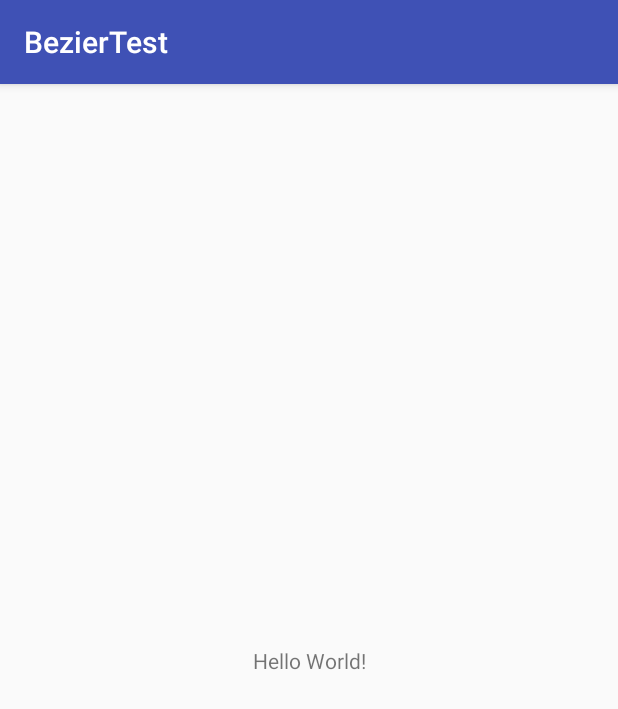
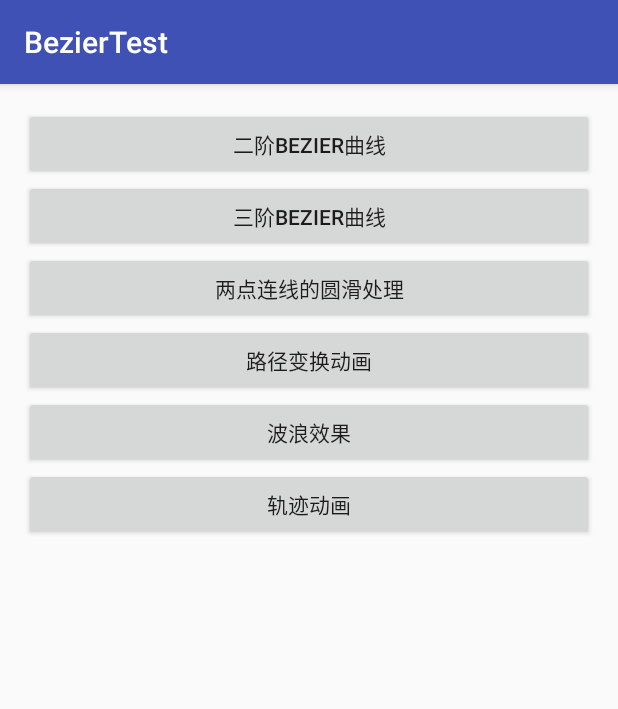
Before and after one commit to wxyass/BezierTest, an Android app: the screen it shows after launch (MainActivity), on a phone screen of 412 x 824 dp. Shown: the top 709 px of the screen. Run offline under Robolectric (Android 15) with nearby library versions, the phone set to English and light mode, and no system bars.

Commit message:
完成页面跳转

```diff
--- a/app/src/main/res/layout/activity_main.xml
+++ b/app/src/main/res/layout/activity_main.xml
@@ -1,19 +1,50 @@
 <?xml version="1.0" encoding="utf-8"?>
-<android.support.constraint.ConstraintLayout
+<LinearLayout
     xmlns:android="http://schemas.android.com/apk/res/android"
-    xmlns:app="http://schemas.android.com/apk/res-auto"
     xmlns:tools="http://schemas.android.com/tools"
     android:layout_width="match_parent"
     android:layout_height="match_parent"
-    tools:context="com.wxyass.beziertest.MainActivity">
+    android:orientation="vertical"
+    android:paddingBottom="@dimen/activity_vertical_margin"
+    android:paddingLeft="@dimen/activity_horizontal_margin"
+    android:paddingRight="@dimen/activity_horizontal_margin"
+    android:paddingTop="@dimen/activity_vertical_margin"
+    tools:context=".MainActivity">
 
-    <TextView
-        android:layout_width="wrap_content"
+    <Button
+        android:layout_width="match_parent"
         android:layout_height="wrap_content"
-        android:text="Hello World!"
-        app:layout_constraintBottom_toBottomOf="parent"
-        app:layout_constraintLeft_toLeftOf="parent"
-        app:layout_constraintRight_toRightOf="parent"
-        app:layout_constraintTop_toTopOf="parent"/>
+        android:onClick="secondBezierTest"
+        android:text="二阶Bezier曲线"/>
 
-</android.support.constraint.ConstraintLayout>
+    <Button
+        android:layout_width="match_parent"
+        android:layout_height="wrap_content"
+        android:onClick="thirdBezierTest"
+        android:text="三阶Bezier曲线"/>
+
+    <Button
+        android:layout_width="match_parent"
+        android:layout_height="wrap_content"
+        android:onClick="drawPadBezierTest"
+        android:text="两点连线的圆滑处理"/>
+
+    <Button
+        android:layout_width="match_parent"
+        android:layout_height="wrap_content"
+        android:onClick="pathMorthingBezierTest"
+        android:text="路径变换动画"/>
+
+    <Button
+        android:layout_width="match_parent"
+        android:layout_height="wrap_content"
+        android:onClick="waveBezierTest"
+        android:text="波浪效果"/>
+
+    <Button
+        android:layout_width="match_parent"
+        android:layout_height="wrap_content"
+        android:onClick="pathBezierTest"
+        android:text="轨迹动画"/>
+
+</LinearLayout>
--- /dev/null
+++ b/app/src/main/res/values/dimens.xml
@@ -0,0 +1,5 @@
+<resources>
+    <!-- Default screen margins, per the Android Design guidelines. -->
+    <dimen name="activity_horizontal_margin">16dp</dimen>
+    <dimen name="activity_vertical_margin">16dp</dimen>
+</resources>
```
Also changed, not shown: app/src/main/AndroidManifest.xml (+8 -0 lines), app/src/main/java/com/wxyass/beziertest/DrawPadActivity.java (added, +13 -0 lines), app/src/main/java/com/wxyass/beziertest/MainActivity.java (+32 -0 lines), app/src/main/java/com/wxyass/beziertest/PathBezierActivity.java (added, +13 -0 lines), app/src/main/java/com/wxyass/beziertest/PathMorthingActivity.java (added, +13 -0 lines), app/src/main/java/com/wxyass/beziertest/SecondBezierActivity.java (added, +13 -0 lines), app/src/main/java/com/wxyass/beziertest/ThirdBezierActivity.java (added, +13 -0 lines), app/src/main/java/com/wxyass/beziertest/WaveActivity.java (added, +15 -0 lines), app/src/main/res/layout/activity_draw_pad.xml (added, +15 -0 lines), app/src/main/res/layout/activity_path_bezier.xml (added, +15 -0 lines), app/src/main/res/layout/activity_path_morphing_bezier.xml (added, +15 -0 lines), app/src/main/res/layout/activity_second_bezier.xml (added, +15 -0 lines), app/src/main/res/layout/activity_third_bezier.xml (added, +15 -0 lines), app/src/main/res/layout/activity_wave.xml (added, +15 -0 lines).
